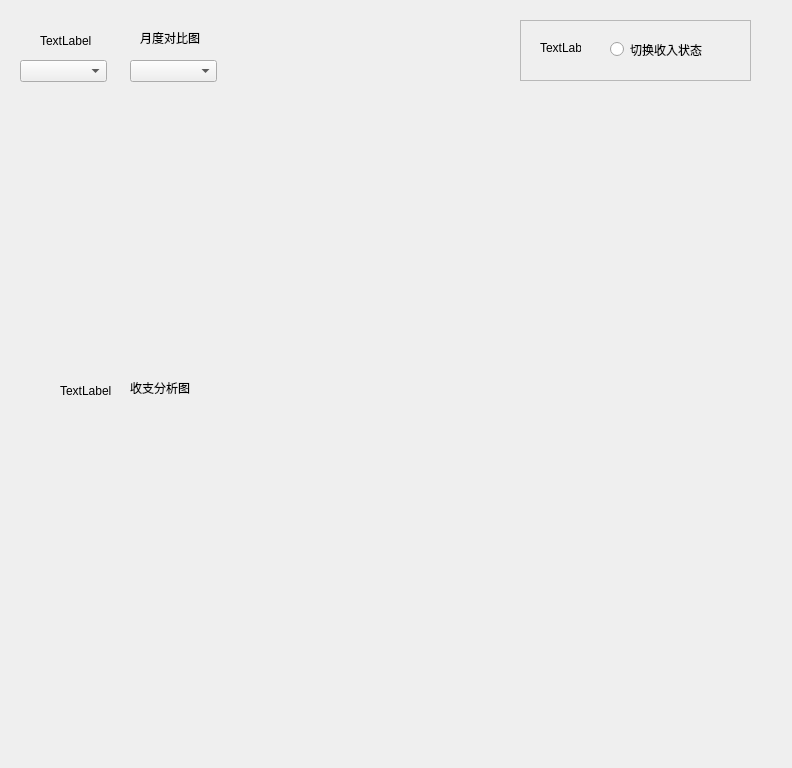
The window that analyze.ui (X-wenhao/bookkeeping) describes before a commit, drawn with Qt 5.
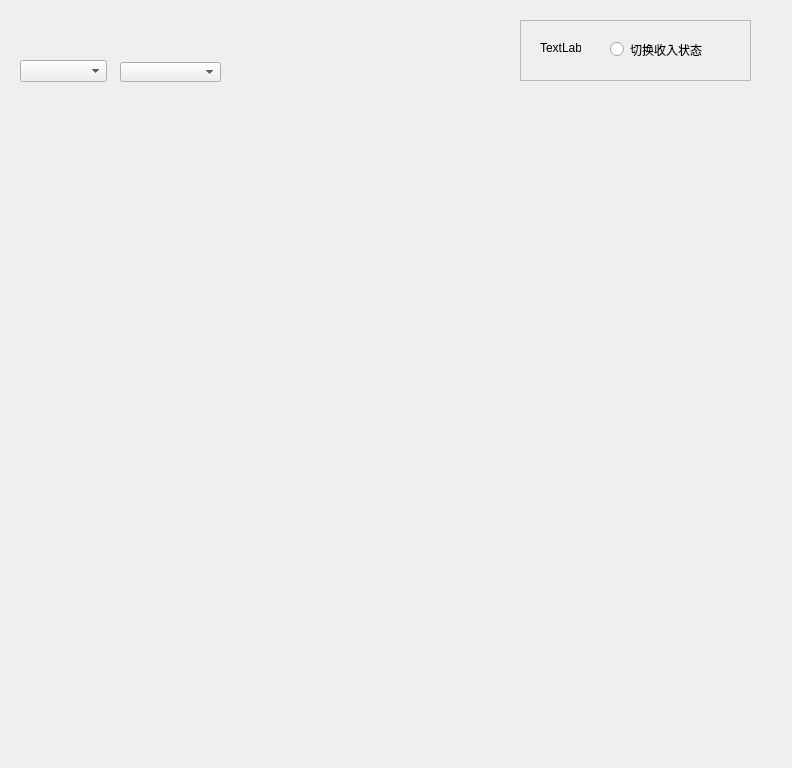
The same window after the commit. Icons and pictures are not drawn.

Commit message: 支出、心愿满界面

```diff
--- a/analyze.ui
+++ b/analyze.ui
@@ -16,27 +16,33 @@
   <widget class="QLabel" name="two_icon_first">
    <property name="geometry">
     <rect>
-     <x>40</x>
-     <y>30</y>
+     <x>60</x>
+     <y>10</y>
      <width>51</width>
-     <height>21</height>
+     <height>51</height>
     </rect>
    </property>
+   <property name="styleSheet">
+    <string notr="true">border-image: url(:/wish_bottle/material/支出/前标1.png);</string>
+   </property>
    <property name="text">
-    <string>TextLabel</string>
+    <string/>
    </property>
   </widget>
   <widget class="QLabel" name="label_2">
    <property name="geometry">
     <rect>
      <x>140</x>
-     <y>30</y>
-     <width>72</width>
-     <height>15</height>
+     <y>20</y>
+     <width>131</width>
+     <height>21</height>
     </rect>
    </property>
+   <property name="styleSheet">
+    <string notr="true">border-image: url(:/wish_bottle/material/支出/月度对比图 .png);</string>
+   </property>
    <property name="text">
-    <string>月度对比图</string>
+    <string/>
    </property>
   </widget>
   <widget class="QFrame" name="frame">
@@ -84,47 +90,59 @@
   <widget class="QWidget" name="two_widget_first" native="true">
    <property name="geometry">
     <rect>
-     <x>-10</x>
-     <y>90</y>
-     <width>641</width>
-     <height>281</height>
+     <x>100</x>
+     <y>260</y>
+     <width>601</width>
+     <height>41</height>
     </rect>
    </property>
+   <property name="styleSheet">
+    <string notr="true">border-image: url(:/wish_bottle/material/支出/月度对比图修改.png);</string>
+   </property>
   </widget>
   <widget class="QWidget" name="two_widget_second" native="true">
    <property name="geometry">
     <rect>
-     <x>0</x>
-     <y>410</y>
-     <width>651</width>
-     <height>321</height>
+     <x>50</x>
+     <y>430</y>
+     <width>671</width>
+     <height>251</height>
     </rect>
    </property>
+   <property name="styleSheet">
+    <string notr="true">border-image: url(:/wish_bottle/material/支出/饼状图修改.png);</string>
+   </property>
   </widget>
   <widget class="QLabel" name="two_icon_second">
    <property name="geometry">
     <rect>
      <x>60</x>
-     <y>380</y>
+     <y>350</y>
      <width>51</width>
-     <height>21</height>
+     <height>51</height>
     </rect>
    </property>
+   <property name="styleSheet">
+    <string notr="true">border-image: url(:/wish_bottle/material/支出/前标1.png);</string>
+   </property>
    <property name="text">
-    <string>TextLabel</string>
+    <string/>
    </property>
   </widget>
   <widget class="QLabel" name="label_6">
    <property name="geometry">
     <rect>
-     <x>130</x>
-     <y>380</y>
-     <width>72</width>
-     <height>15</height>
+     <x>140</x>
+     <y>370</y>
+     <width>131</width>
+     <height>21</height>
     </rect>
    </property>
+   <property name="styleSheet">
+    <string notr="true">border-image: url(:/wish_bottle/material/支出/收支分析图 .png);</string>
+   </property>
    <property name="text">
-    <string>收支分析图</string>
+    <string/>
    </property>
   </widget>
   <widget class="QComboBox" name="two_year">
@@ -140,11 +158,53 @@
   <widget class="QComboBox" name="two_month">
    <property name="geometry">
     <rect>
-     <x>130</x>
-     <y>60</y>
-     <width>87</width>
-     <height>22</height>
+     <x>120</x>
+     <y>62</y>
+     <width>101</width>
+     <height>20</height>
     </rect>
+   </property>
+   <property name="styleSheet">
+    <string notr="true"/>
+   </property>
+  </widget>
+  <widget class="QWidget" name="widget_first" native="true">
+   <property name="geometry">
+    <rect>
+     <x>100</x>
+     <y>90</y>
+     <width>601</width>
+     <height>151</height>
+    </rect>
+   </property>
+   <property name="styleSheet">
+    <string notr="true">border-image: url(:/wish_bottle/material/支出/折线.png);</string>
+   </property>
+  </widget>
+  <widget class="QWidget" name="blackground_first" native="true">
+   <property name="geometry">
+    <rect>
+     <x>80</x>
+     <y>80</y>
+     <width>641</width>
+     <height>241</height>
+    </rect>
+   </property>
+   <property name="styleSheet">
+    <string notr="true">border-image: url(:/wish_bottle/material/支出/背景1.png);</string>
+   </property>
+  </widget>
+  <widget class="QWidget" name="blackground_second" native="true">
+   <property name="geometry">
+    <rect>
+     <x>30</x>
+     <y>410</y>
+     <width>711</width>
+     <height>291</height>
+    </rect>
+   </property>
+   <property name="styleSheet">
+    <string notr="true">border-image: url(:/wish_bottle/material/支出/背景1.png);</string>
    </property>
   </widget>
   <action name="actiontwo_exchange_status">
```
The commit also changes 26 other files.
